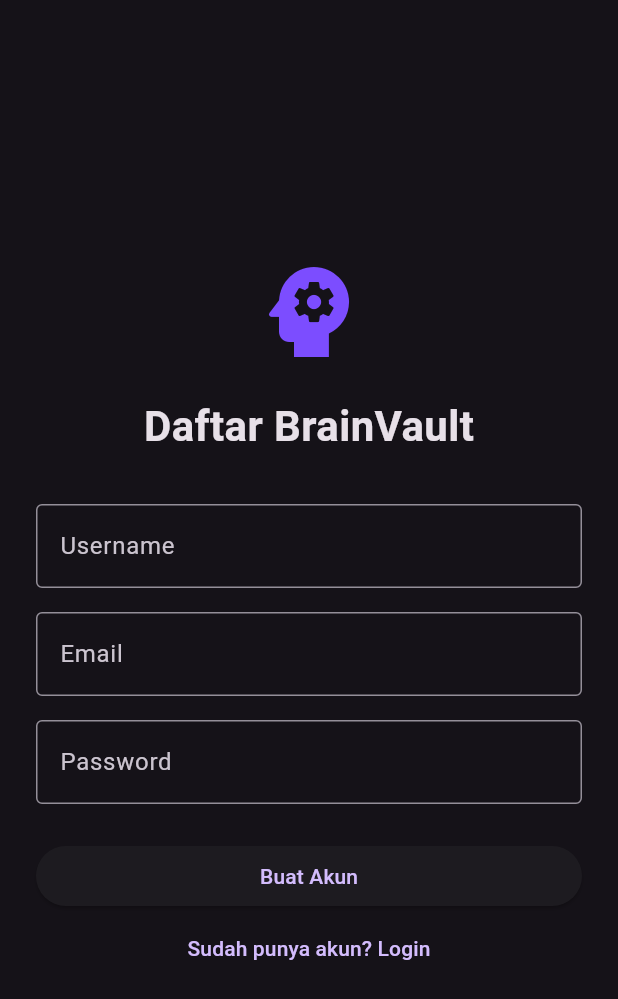
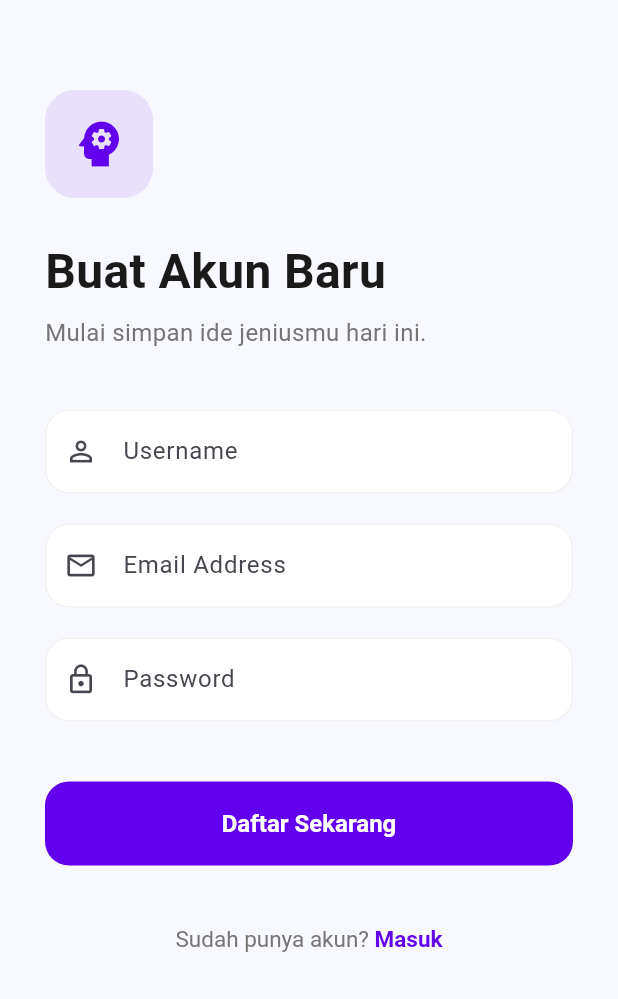
Before and after one commit to mdhrarrf/BrainVault, a Flutter app: the screen it shows after launch, after a tap on "Belum punya akun? Daftar", on a phone screen of 412 x 824 dp. Shown: the top 999 px of the screen. Run offline on Flutter 3.47's test engine with Material 3 defaults, Android fonts, the phone set to English and light mode, and no system bars; our stand-ins replace image_picker, supabase_flutter; accounts and stored records are empty; network calls fail; Roboto replaces fonts that are missing (Poppins).

Commit message:
perbagus tampilan auth

```diff
--- /dev/null
+++ b/lib/core/theme/app_colors.dart
@@ -0,0 +1,20 @@
+import 'package:flutter/material.dart';
+
+class AppColors {
+  // Warna Utama
+  static const Color primary = Color(0xFF6200EE);
+  static const Color primaryLight = Color(0xFFD1C4E9);
+
+  // Background & Surface
+  static const Color background = Color(0xFFF8F9FE);
+  static const Color surface = Colors.white;
+
+  // Warna Teks
+  static const Color textPrimary = Color(0xFF1A1A1A);
+  static const Color textSecondary = Color(0xFF757575);
+
+  // Warna Aksen & Status
+  static const Color accent = Color(0xFF8B5CF6);
+  static const Color aiBubble = Color(0xFFF0E7FF);
+  static const Color error = Color(0xFFD32F2F);
+}
--- /dev/null
+++ b/lib/core/theme/app_theme.dart
@@ -0,0 +1,73 @@
+import 'package:flutter/material.dart';
+import 'app_colors.dart';
+
+class AppTheme {
+  static ThemeData get lightTheme {
+    return ThemeData(
+      useMaterial3: true,
+      brightness: Brightness.light,
+      colorSchemeSeed: AppColors.primary,
+      scaffoldBackgroundColor: AppColors.background,
+
+      // Pengaturan Font Default
+      fontFamily:
+          'Poppins', // Pastikan sudah install font Poppins atau pakai default
+      // Pengaturan AppBar
+      appBarTheme: const AppBarTheme(
+        backgroundColor: AppColors.background,
+        surfaceTintColor: AppColors.background,
+        elevation: 0,
+        centerTitle: false,
+        titleTextStyle: TextStyle(
+          color: AppColors.textPrimary,
+          fontSize: 24,
+          fontWeight: FontWeight.bold,
+        ),
+        iconTheme: IconThemeData(color: AppColors.textPrimary),
+      ),
+
+      // Pengaturan Card
+      cardTheme: CardThemeData(
+        // Tambahkan 'Data' di belakangnya
+        color: AppColors.surface,
+        elevation: 0,
+        shape: RoundedRectangleBorder(
+          borderRadius: BorderRadius.circular(28),
+          side: BorderSide(color: Colors.black.withOpacity(0.03)),
+        ),
+      ),
+
+      // Pengaturan Tombol Utama
+      elevatedButtonTheme: ElevatedButtonThemeData(
+        style: ElevatedButton.styleFrom(
+          backgroundColor: AppColors.primary,
+          foregroundColor: Colors.white,
+          minimumSize: const Size(double.infinity, 56),
+          shape: RoundedRectangleBorder(
+            borderRadius: BorderRadius.circular(16),
+          ),
+          elevation: 0,
+          textStyle: const TextStyle(fontWeight: FontWeight.bold, fontSize: 16),
+        ),
+      ),
+
+      // Pengaturan Input Field (TextField)
+      inputDecorationTheme: InputDecorationTheme(
+        filled: true,
+        fillColor: AppColors.surface,
+        border: OutlineInputBorder(
+          borderRadius: BorderRadius.circular(16),
+          borderSide: BorderSide.none,
+        ),
+        enabledBorder: OutlineInputBorder(
+          borderRadius: BorderRadius.circular(16),
+          borderSide: BorderSide(color: Colors.black.withOpacity(0.05)),
+        ),
+        focusedBorder: OutlineInputBorder(
+          borderRadius: BorderRadius.circular(16),
+          borderSide: const BorderSide(color: AppColors.primary, width: 2),
+        ),
+      ),
+    );
+  }
+}
--- a/lib/main.dart
+++ b/lib/main.dart
@@ -1,3 +1,4 @@
+import 'package:brainvault/core/theme/app_theme.dart';
 import 'package:flutter/material.dart';
 import 'package:supabase_flutter/supabase_flutter.dart';
 import 'package:provider/provider.dart';
@@ -8,7 +9,7 @@ import 'data/repositories/note_repository.dart';
 import 'ui/viewmodels/auth_viewmodel.dart';
 import 'ui/viewmodels/folder_viewmodel.dart';
 import 'ui/viewmodels/note_viewmodel.dart';
-import 'ui/views/login_view.dart';
+import 'ui/views/auth_view.dart';
 import 'ui/views/home_view.dart';
 
 void main() async {
@@ -43,11 +44,7 @@ class BrainVaultApp extends StatelessWidget {
       child: MaterialApp(
         title: 'BrainVault',
         debugShowCheckedModeBanner: false,
-        theme: ThemeData(
-          useMaterial3: true,
-          colorSchemeSeed: Colors.deepPurple,
-          brightness: Brightness.dark,
-        ),
+        theme: AppTheme.lightTheme,
         // Cek user sudah login atau belum
         home: Supabase.instance.client.auth.currentUser == null
             ? const AuthView()
--- /dev/null
+++ b/lib/ui/views/auth_view.dart
@@ -0,0 +1,199 @@
+import 'package:flutter/material.dart';
+import 'package:provider/provider.dart';
+import '../viewmodels/auth_viewmodel.dart';
+import '../../core/theme/app_colors.dart'; // Import warna kita
+
+class AuthView extends StatefulWidget {
+  const AuthView({super.key});
+
+  @override
+  State<AuthView> createState() => _AuthViewState();
+}
+
+class _AuthViewState extends State<AuthView> {
+  final _email = TextEditingController();
+  final _pass = TextEditingController();
+  final _username = TextEditingController();
+  bool isRegister = false;
+
+  @override
+  Widget build(BuildContext context) {
+    final authVM = context.watch<AuthViewModel>();
+
+    return Scaffold(
+      // Menggunakan warna background dari theme kita
+      backgroundColor: AppColors.background,
+      body: SafeArea(
+        child: SingleChildScrollView(
+          padding: const EdgeInsets.symmetric(horizontal: 30),
+          child: Column(
+            crossAxisAlignment:
+                CrossAxisAlignment.start, // Rata kiri biar elegan
+            children: [
+              const SizedBox(height: 60),
+
+              // 1. Icon Logo Box
+              Container(
+                padding: const EdgeInsets.all(16),
+                decoration: BoxDecoration(
+                  color: AppColors.primary.withOpacity(0.1),
+                  borderRadius: BorderRadius.circular(20),
+                ),
+                child: const Icon(
+                  Icons.psychology,
+                  size: 40,
+                  color: AppColors.primary,
+                ),
+              ),
+
+              const SizedBox(height: 30),
+
+              // 2. Judul & Subjudul
+              Text(
+                isRegister ? "Buat Akun Baru" : "Selamat Datang\nKembali",
+                style: const TextStyle(
+                  fontSize: 32,
+                  fontWeight: FontWeight.bold,
+                  height: 1.2,
+                  color: AppColors.textPrimary,
+                ),
+              ),
+              const SizedBox(height: 10),
+              Text(
+                isRegister
+                    ? "Mulai simpan ide jeniusmu hari ini."
+                    : "Masuk untuk mengakses semua catatanmu.",
+                style: const TextStyle(
+                  color: AppColors.textSecondary,
+                  fontSize: 16,
+                ),
+              ),
+
+              const SizedBox(height: 40),
+
+              // 3. Form Input dengan Widget Reusable
+              if (isRegister) ...[
+                _buildTextField(
+                  controller: _username,
+                  label: "Username",
+                  icon: Icons.person_outline,
+                ),
+                const SizedBox(height: 20),
+              ],
+
+              _buildTextField(
+                controller: _email,
+                label: "Email Address",
+                icon: Icons.mail_outline,
+              ),
+
+              const SizedBox(height: 20),
+
+              _buildTextField(
+                controller: _pass,
+                label: "Password",
+                icon: Icons.lock_outline,
+                isPass: true,
+              ),
+
+              const SizedBox(height: 40),
+
+              // 4. Tombol Utama
+              authVM.isLoading
+                  ? const Center(child: CircularProgressIndicator())
+                  : ElevatedButton(
+                      onPressed: () async {
+                        if (isRegister) {
+                          await authVM.signUp(
+                            _email.text.trim(),
+                            _pass.text.trim(),
+                            _username.text.trim(),
+                          );
+                        } else {
+                          await authVM.signIn(
+                            _email.text.trim(),
+                            _pass.text.trim(),
+                          );
+                        }
+
+                        if (authVM.errorMessage != null) {
+                          _showSnackBar(context, authVM.errorMessage!);
+                        } else {
+                          Navigator.pushReplacementNamed(context, '/home');
+                        }
+                      },
+                      child: Text(
+                        isRegister ? "Daftar Sekarang" : "Masuk ke BrainVault",
+                      ),
+                    ),
+
+              const SizedBox(height: 25),
+
+              // 5. Switch Mode (Login <-> Daftar)
+              Center(
+                child: TextButton(
+                  onPressed: () => setState(() => isRegister = !isRegister),
+                  child: RichText(
+                    text: TextSpan(
+                      style: const TextStyle(
+                        color: AppColors.textSecondary,
+                        fontSize: 15,
+                      ),
+                      children: [
+                        TextSpan(
+                          text: isRegister
+                              ? "Sudah punya akun? "
+                              : "Belum punya akun? ",
+                        ),
+                        TextSpan(
+                          text: isRegister ? "Masuk" : "Daftar",
+                          style: const TextStyle(
+                            color: AppColors.primary,
+                            fontWeight: FontWeight.bold,
+                          ),
+                        ),
+                      ],
+                    ),
+                  ),
+                ),
+              ),
+            ],
+          ),
+        ),
+      ),
+    );
+  }
+
+  // Widget Reusable untuk Input Field agar kodingan rapi
+  Widget _buildTextField({
+    required TextEditingController controller,
+    required String label,
+    required IconData icon,
+    bool isPass = false,
+  }) {
+    return Column(
+      crossAxisAlignment: CrossAxisAlignment.start,
+      children: [
+        TextField(
+          controller: controller,
+          obscureText: isPass,
+          decoration: InputDecoration(
+            labelText: label,
+            prefixIcon: Icon(icon, size: 22),
+          ),
+        ),
+      ],
+    );
+  }
+
+  void _showSnackBar(BuildContext context, String message) {
+    ScaffoldMessenger.of(context).showSnackBar(
+      SnackBar(
+        content: Text(message),
+        backgroundColor: AppColors.error,
+        behavior: SnackBarBehavior.floating,
+        shape: RoundedRectangleBorder(borderRadius: BorderRadius.circular(10)),
+      ),
+    );
+  }
+}
--- a/lib/ui/views/login_view.dart
+++ /dev/null
@@ -1,119 +0,0 @@
-import 'package:flutter/material.dart';
-import 'package:provider/provider.dart';
-import '../viewmodels/auth_viewmodel.dart';
-
-class AuthView extends StatefulWidget {
-  const AuthView({super.key});
-
-  @override
-  State<AuthView> createState() => _AuthViewState();
-}
-
-class _AuthViewState extends State<AuthView> {
-  final _email = TextEditingController();
-  final _pass = TextEditingController();
-  final _username = TextEditingController();
-  bool isRegister = false; // Status: lagi mau login atau daftar?
-
-  @override
-  Widget build(BuildContext context) {
-    final authVM = context.watch<AuthViewModel>();
-
-    return Scaffold(
-      body: Center(
-        child: SingleChildScrollView(
-          padding: const EdgeInsets.all(24),
-          child: Column(
-            children: [
-              const Icon(
-                Icons.psychology,
-                size: 80,
-                color: Colors.deepPurpleAccent,
-              ),
-              const SizedBox(height: 16),
-              Text(
-                isRegister ? "Daftar BrainVault" : "Masuk BrainVault",
-                style: const TextStyle(
-                  fontSize: 28,
-                  fontWeight: FontWeight.bold,
-                ),
-              ),
-              const SizedBox(height: 32),
-
-              // Field Username cuma muncul kalau lagi mau DAFTAR
-              if (isRegister) ...[
-                TextField(
-                  controller: _username,
-                  decoration: const InputDecoration(
-                    labelText: "Username",
-                    border: OutlineInputBorder(),
-                  ),
-                ),
-                const SizedBox(height: 16),
-              ],
-
-              TextField(
-                controller: _email,
-                decoration: const InputDecoration(
-                  labelText: "Email",
-                  border: OutlineInputBorder(),
-                ),
-              ),
-              const SizedBox(height: 16),
-              TextField(
-                controller: _pass,
-                decoration: const InputDecoration(
-                  labelText: "Password",
-                  border: OutlineInputBorder(),
-                ),
-                obscureText: true,
-              ),
-              const SizedBox(height: 24),
-
-              authVM.isLoading
-                  ? const CircularProgressIndicator()
-                  : SizedBox(
-                      width: double.infinity,
-                      child: ElevatedButton(
-                        onPressed: () async {
-                          if (isRegister) {
-                            await authVM.signUp(
-                              _email.text.trim(), // Tambahkan .trim()
-                              _pass.text.trim(), // Tambahkan .trim()
-                              _username.text.trim(),
-                            );
-                          } else {
-                            await authVM.signIn(_email.text, _pass.text);
-                          }
-
-                          if (authVM.errorMessage != null) {
-                            ScaffoldMessenger.of(context).showSnackBar(
-                              SnackBar(content: Text(authVM.errorMessage!)),
-                            );
-                          } else {
-                            // Jika berhasil, pindah ke Home
-                            Navigator.pushReplacementNamed(context, '/home');
-                          }
-                        },
-                        child: Text(
-                          isRegister ? "Buat Akun" : "Masuk Sekarang",
-                        ),
-                      ),
-                    ),
-
-              // Tombol buat ganti Mode (Login <-> Daftar)
-              TextButton(
-                onPressed: () => setState(() => isRegister = !isRegister),
-                child: Text(
-                  isRegister
-                      ? "Sudah punya akun? Login"
-                      : "Belum punya akun? Daftar",
-                ),
-              ),
-            ],
-          ),
-        ),
-      ),
-    );
-  }
-}
```
Also changed, not shown: lib/ui/views/note_detail_view.dart (added, +103 -0 lines), lib/ui/views/note_list_view.dart (+7 -1 lines).
